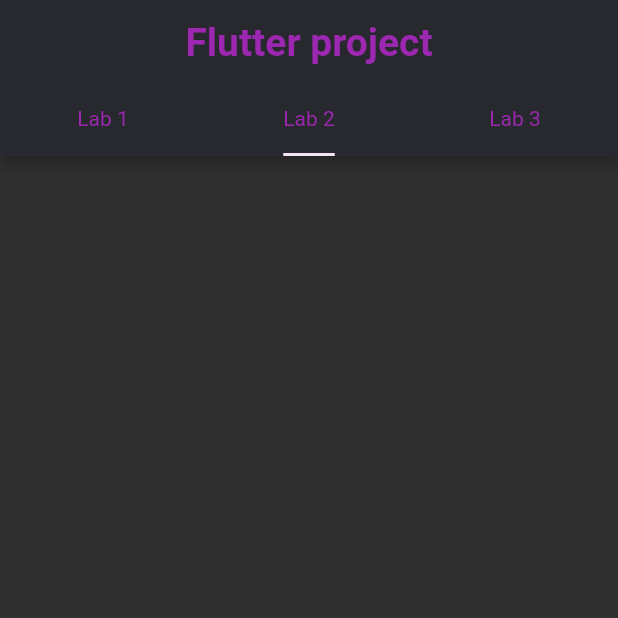
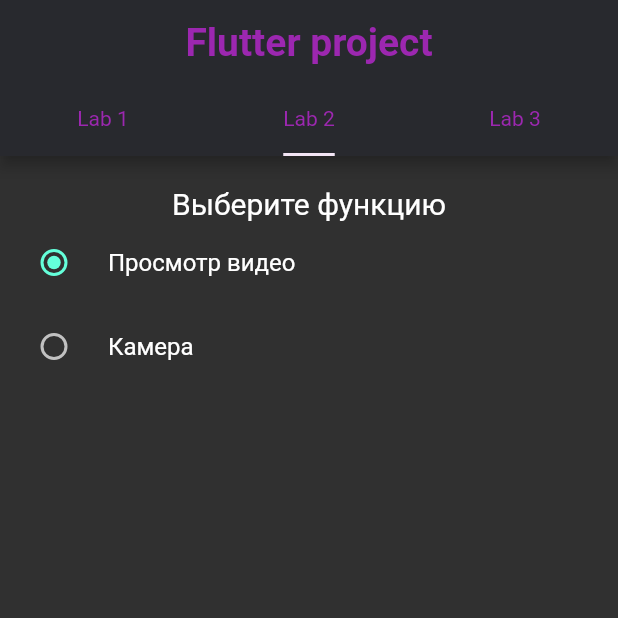
Before and after one commit to oconsuel/flutter-development, a Flutter app: the screen it shows after launch, tab 2 chosen, on a phone screen of 412 x 824 dp, the top half of it. Run offline on Flutter 3.47's test engine with Material 2 defaults, Android fonts, the phone set to English and light mode, and no system bars; our stand-ins replace chewie, syncfusion_flutter_gauges, video_player; missing offline and left inert: flutter_knob.

```diff
--- a/lib/labs/SecondLab.dart
+++ b/lib/labs/SecondLab.dart
@@ -1,11 +1,116 @@
+import 'package:flutter/foundation.dart';
 import 'package:flutter/material.dart';
+import 'package:lab_1/utils/themes.dart';
+import 'package:lab_1/labs/SecondLab/splash_screen.dart';
 
 class SecondLabs extends StatelessWidget {
   @override
   Widget build(BuildContext context) {
-    return Container(
-      height: double.infinity,
-      width: double.infinity,
+    return MaterialApp(
+      theme: basicTheme(),
+      initialRoute: '/',
+      routes: <String, WidgetBuilder>{
+        '/': (context) => SelectAStatus(),
+      },
     );
   }
 }
+
+class SelectAStatus extends StatefulWidget {
+  @override
+  _SelectAStatusState createState() => _SelectAStatusState();
+}
+
+class _SelectAStatusState extends State<SelectAStatus> {
+  @override
+  Widget build(BuildContext context) {
+    return Scaffold(
+      body: SingleChildScrollView(
+          child: Column(
+        children: <Widget>[
+          new SizedBox(height: 20.0),
+          Text('Выберите функцию', style: TextStyle(fontSize: 20.0)),
+          SelectStatusWidget(),
+        ],
+      )),
+    );
+  }
+}
+
+enum Status { checkvideo, checkcamera }
+
+class SelectStatusWidget extends StatefulWidget {
+  SelectStatusWidget({Key key}) : super(key: key);
+
+  @override
+  _SelectStatusWidgetState createState() => _SelectStatusWidgetState();
+}
+
+bool navigateToPage = false;
+
+class _SelectStatusWidgetState extends State<SelectStatusWidget> {
+  Status _status = Status.checkvideo;
+  final TextEditingController _StatusOthersController =
+      new TextEditingController();
+
+  @override
+  Widget build(BuildContext context) {
+    return Column(
+      children: <Widget>[
+        RadioListTile<Status>(
+          title: const Text('Просмотр видео'),
+          value: Status.checkvideo,
+          groupValue: _status,
+          onChanged: (value) {
+            setState(() {
+              navigateToPage = true;
+            });
+
+            if (navigateToPage) {
+              Navigator.push(context, MaterialPageRoute(builder: (context) {
+                return MyApp();
+              }));
+            }
+          },
+        ),
+        RadioListTile<Status>(
+            title: const Text('Камера'),
+            value: Status.checkcamera,
+            groupValue: _status,
+            onChanged: (value) {
+              setState(() {
+                navigateToPage = true;
+              });
+
+              if (navigateToPage) {
+                Navigator.push(context, MaterialPageRoute(builder: (context) {
+                  return MyApp2();
+                }));
+              }
+            }),
+      ],
+    );
+  }
+}
+
+class MyApp extends StatelessWidget {
+  @override
+  Widget build(BuildContext context) {
+    return MaterialApp(
+      debugShowCheckedModeBanner: false,
+      theme: basicTheme(),
+      home: Splash(),
+    );
+  }
+}
+
+class MyApp2 extends StatelessWidget {
+  @override
+  Widget build(BuildContext context) {
+    return MaterialApp(
+      debugShowCheckedModeBanner: false,
+      theme: basicTheme(),
+      home: Splash(),
+    );
+  }
+}
```
Also changed, not shown: lib/labs/FirstLab.dart (+14 -4 lines), lib/labs/SecondLab/home_screen.dart (added, +48 -0 lines), lib/labs/SecondLab/splash_screen.dart (added, +78 -0 lines), lib/labs/SecondLab/video_items.dart (added, +59 -0 lines), pubspec.yaml (+6 -2 lines), lib/labs/SecondLab/camera.dart (added), pubspec.lock, 4 other files.
